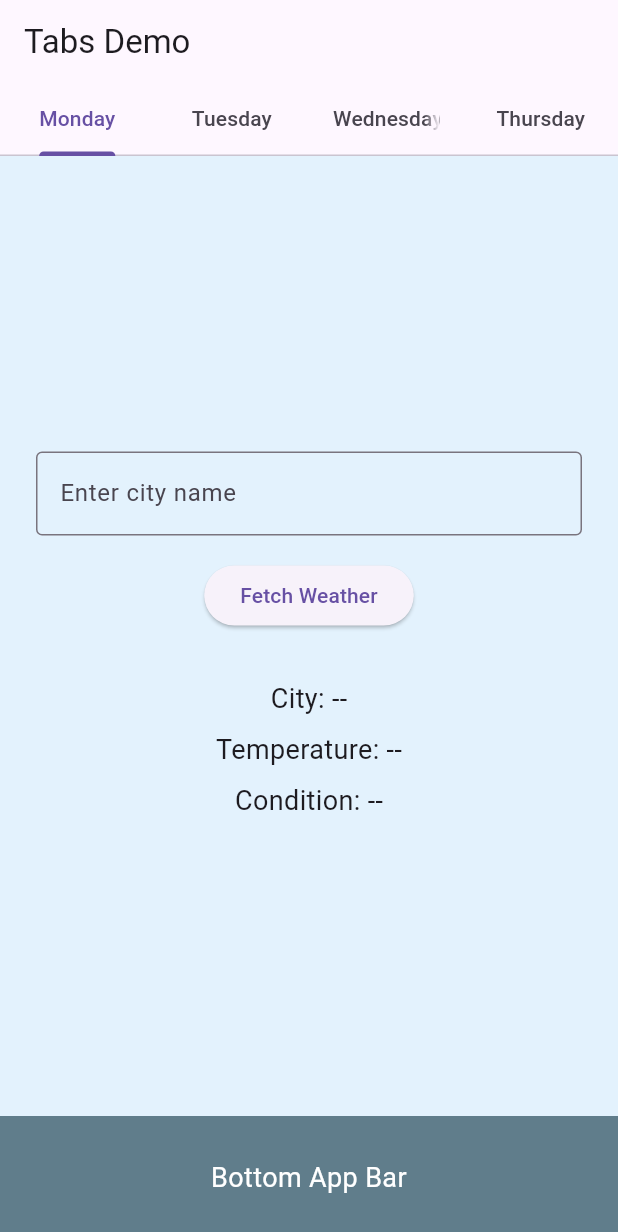
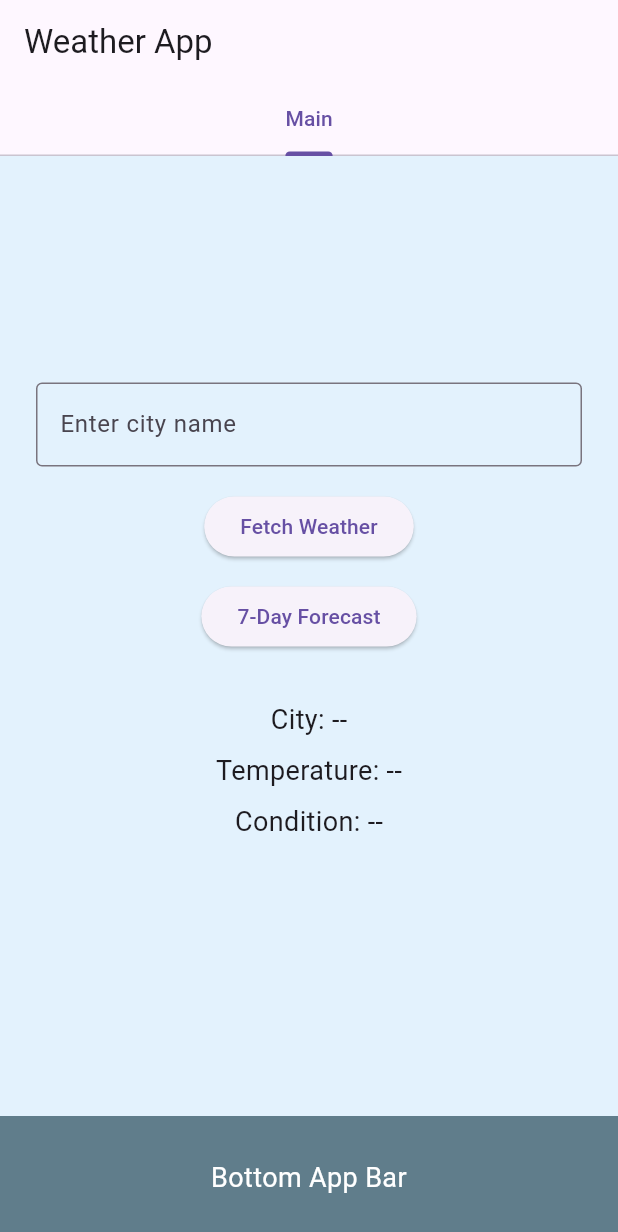
Before and after one commit to sseid4/weather_info_app, a Flutter app: the screen it shows after launch, on a phone screen of 412 x 824 dp. Shown: the top 1232 px of the screen. Run offline on Flutter 3.47's test engine with Material 3 defaults, Android fonts, the phone set to English and light mode, and no system bars.

```diff
--- a/lib/main.dart
+++ b/lib/main.dart
@@ -10,7 +10,7 @@ class MyApp extends StatelessWidget {
   @override
   Widget build(BuildContext context) {
     return MaterialApp(
-      home: DefaultTabController(length: 4, child: _TabsNonScrollableDemo()),
+      home: DefaultTabController(length: 1, child: _TabsNonScrollableDemo()),
     );
   }
 }
@@ -31,6 +31,26 @@ class __TabsNonScrollableDemoState extends State<_TabsNonScrollableDemo>
   String _city = '--';
   String _temperature = '--';
   String _condition = '--';
+  List<Map<String, String>> _forecast = [];
+  void _fetchForecast() {
+    final cityName = _cityController.text.trim();
+    if (cityName.isEmpty) return;
+    final conditions = ['Sunny', 'Cloudy', 'Rainy'];
+    final List<Map<String, String>> forecast = [];
+    for (int i = 0; i < 7; i++) {
+      final temp = 15 + (DateTime.now().millisecondsSinceEpoch % 16) + i;
+      conditions.shuffle();
+      forecast.add({
+        'day': 'Day ${i + 1}',
+        'city': cityName,
+        'temp': '$temp°C',
+        'cond': conditions.first,
+      });
+    }
+    setState(() {
+      _forecast = forecast;
+    });
+  }
 
   void _fetchWeather() {
     final cityName = _cityController.text.trim();
@@ -57,7 +77,7 @@ class __TabsNonScrollableDemoState extends State<_TabsNonScrollableDemo>
   @override
   void initState() {
     super.initState();
-    _tabController = TabController(initialIndex: 0, length: 4, vsync: this);
+    _tabController = TabController(initialIndex: 0, length: 1, vsync: this);
     _tabController.addListener(() {
       setState(() {
         tabIndex.value = _tabController.index;
@@ -75,35 +95,31 @@ class __TabsNonScrollableDemoState extends State<_TabsNonScrollableDemo>
   @override
   Widget build(BuildContext context) {
     // For the To do task hint: consider defining the widget and name of the tabs here
-    final tabs = ['Monday', 'Tuesday', 'Wednesday', 'Thursday'];
-    final tabColors = [
-      Colors.blue[50],
-      Colors.pink[50],
-      Colors.green[50],
-      Colors.yellow[50],
-    ];
+    final tabs = ['Main'];
+    final tabColors = [Colors.blue[50]];
 
     return Scaffold(
       appBar: AppBar(
         automaticallyImplyLeading: false,
-        title: Text('Tabs Demo'),
+        title: Text('Weather App'),
         bottom: TabBar(
           controller: _tabController,
           isScrollable: false,
-          tabs: [for (final tab in tabs) Tab(text: tab)],
+          tabs: [Tab(text: tabs[0])],
         ),
       ),
       body: TabBarView(
         controller: _tabController,
         children: [
-          // hint for the to do task:Considering creating the different for different tabs
-          // Tab 1: Weather UI
+          // Main Tab: Weather UI
           Container(
             color: tabColors[0],
             child: Center(
               child: Padding(
                 padding: const EdgeInsets.all(24.0),
+                child: SingleChildScrollView(
                   child: Column(
+                    mainAxisSize: MainAxisSize.min,
                     mainAxisAlignment: MainAxisAlignment.center,
                     children: [
                       TextField(
@@ -118,6 +134,11 @@ class __TabsNonScrollableDemoState extends State<_TabsNonScrollableDemo>
                         onPressed: _fetchWeather,
                         child: Text('Fetch Weather'),
                       ),
+                      SizedBox(height: 12),
+                      ElevatedButton(
+                        onPressed: _fetchForecast,
+                        child: Text('7-Day Forecast'),
+                      ),
                       SizedBox(height: 32),
                       Text('City: $_city', style: TextStyle(fontSize: 18)),
                       SizedBox(height: 8),
@@ -130,81 +151,37 @@ class __TabsNonScrollableDemoState extends State<_TabsNonScrollableDemo>
                         'Condition: $_condition',
                         style: TextStyle(fontSize: 18),
                       ),
+                      SizedBox(height: 32),
+                      if (_forecast.isNotEmpty) ...[
+                        Text(
+                          '7-Day Forecast:',
+                          style: TextStyle(
+                            fontSize: 20,
+                            fontWeight: FontWeight.bold,
+                          ),
+                        ),
+                        SizedBox(height: 12),
+                        Column(
+                          children: _forecast
+                              .map(
+                                (day) => Card(
+                                  child: ListTile(
+                                    title: Text(
+                                      '${day['day']} - ${day['city']}',
+                                    ),
+                                    subtitle: Text(
+                                      'Temp: ${day['temp']} | Condition: ${day['cond']}',
+                                    ),
+                                  ),
+                                ),
+                              )
+                              .toList(),
+                        ),
+                      ],
                     ],
                   ),
                 ),
               ),
-          ),
-          // Tab 2: text and image
-          Container(
-            color: tabColors[1],
-            child: Center(
-              child: Column(
-                mainAxisAlignment: MainAxisAlignment.center,
-                children: [
-                  Image.network(
-                    'https://upload.wikimedia.org/wikipedia/commons/1/17/Google-flutter-logo.png',
-                    width: 150,
-                    height: 150,
-                  ),
-                  SizedBox(height: 20),
-                  Padding(
-                    padding: const EdgeInsets.symmetric(horizontal: 32.0),
-                    child: TextField(
-                      decoration: InputDecoration(
-                        labelText: 'Enter something',
-                        border: OutlineInputBorder(),
-                      ),
-                    ),
-                  ),
-                ],
-              ),
-            ),
-          ),
-          // Tab 3: Button widget
-          Container(
-            color: tabColors[2],
-            child: Center(
-              child: ElevatedButton(
-                onPressed: () {
-                  ScaffoldMessenger.of(context).showSnackBar(
-                    SnackBar(
-                      content: Text('Button pressed in ${tabs[2]} tab!'),
-                    ),
-                  );
-                },
-                child: Text('Click me'),
-              ),
-            ),
-          ),
-          // Tab 4: ListView Widgets
-          Container(
-            color: tabColors[3],
-            child: ListView(
-              padding: EdgeInsets.all(16),
-              children: [
-                Card(
-                  elevation: 4,
-                  child: ListTile(
-                    title: Text('Item 1'),
-                    subtitle: Text('Details about Item 1'),
-                  ),
-                ),
-                Card(
-                  elevation: 4,
-                  child: ListTile(
-                    title: Text('Item 2'),
-                    subtitle: Text('Details about Item 2'),
-                  ),
-                ),
-                Card(
-                  elevation: 4,
-                  child: ListTile(
-                    title: Text('Item 3'),
-                    subtitle: Text('Details about Item 3'),
-                  ),
-                ),
-              ],
             ),
           ),
         ],
```
Lines whose indentation alone changed are shown as unchanged.
